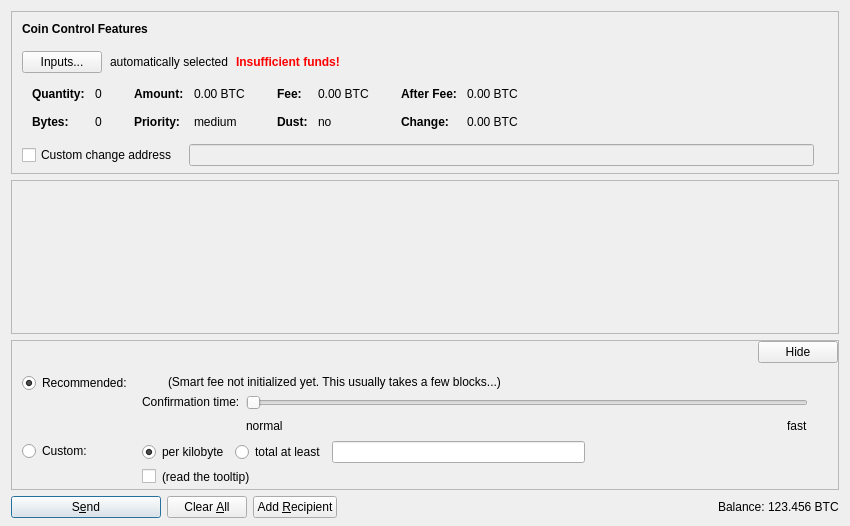
Before: the Qt Designer form src/qt/forms/sendcoinsdialog.ui in AlphaconTeam/AlphaconNetwork, drawn with Qt 5.
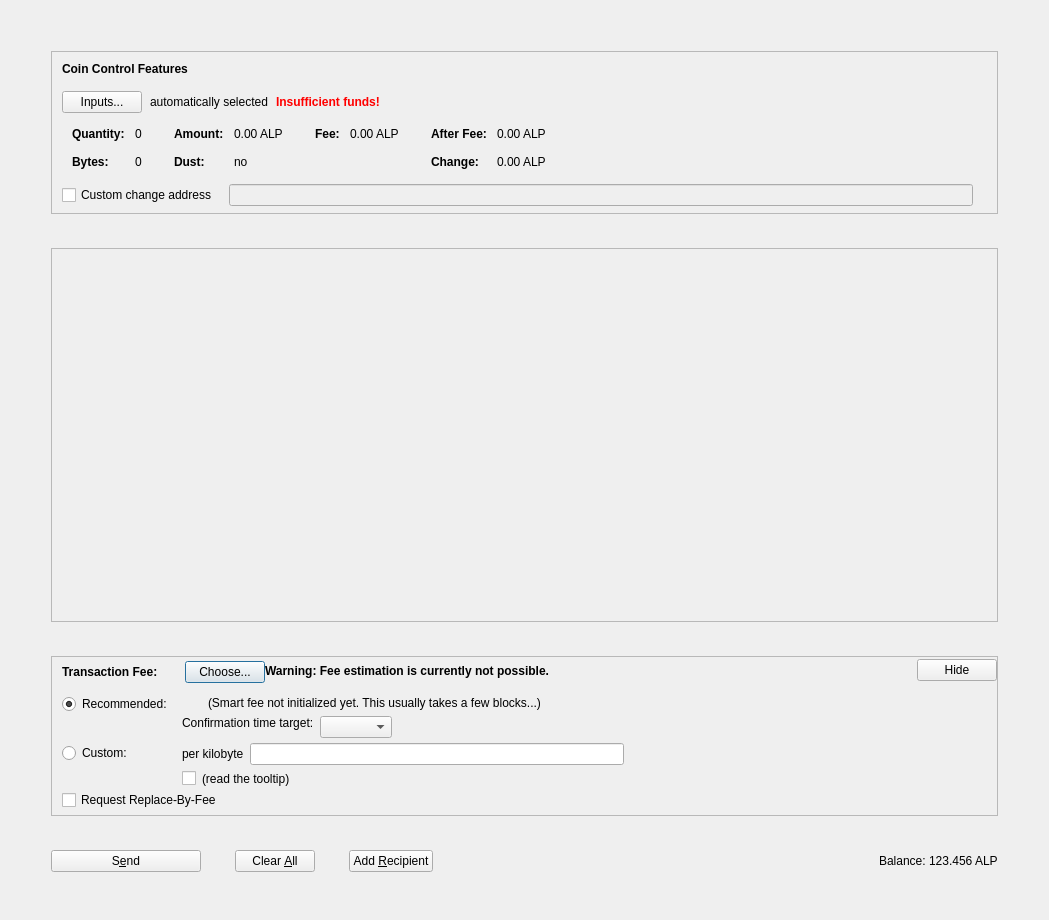
After: the same form once the commit is applied. Icons and pictures are not drawn. Custom widgets are drawn as their Qt base class.

Patch:
```diff
--- a/src/qt/forms/sendcoinsdialog.ui
+++ b/src/qt/forms/sendcoinsdialog.ui
@@ -6,21 +6,38 @@
    <rect>
     <x>0</x>
     <y>0</y>
-    <width>850</width>
-    <height>526</height>
+    <width>1049</width>
+    <height>920</height>
    </rect>
   </property>
   <property name="windowTitle">
    <string>Send Coins</string>
   </property>
-  <layout class="QVBoxLayout" name="verticalLayout" stretch="0,1,0,0">
+  <layout class="QVBoxLayout" name="verticalLayout" stretch="0">
    <property name="bottomMargin">
     <number>8</number>
+   </property>
+   <item>
+    <layout class="QVBoxLayout" name="verticalLayout_3">
+     <property name="spacing">
+      <number>34</number>
+     </property>
+     <property name="leftMargin">
+      <number>40</number>
+     </property>
+     <property name="topMargin">
+      <number>40</number>
+     </property>
+     <property name="rightMargin">
+      <number>40</number>
+     </property>
+     <property name="bottomMargin">
+      <number>40</number>
    </property>
    <item>
     <widget class="QFrame" name="frameCoinControl">
      <property name="sizePolicy">
-      <sizepolicy hsizetype="Expanding" vsizetype="Expanding">
+        <sizepolicy hsizetype="Expanding" vsizetype="Fixed">
        <horstretch>0</horstretch>
        <verstretch>0</verstretch>
       </sizepolicy>
@@ -54,7 +71,7 @@
        <number>6</number>
       </property>
       <item>
-       <layout class="QVBoxLayout" name="verticalLayoutCoinControl" stretch="0,0,0,0,1">
+         <layout class="QVBoxLayout" name="verticalLayoutCoinControl" stretch="0,0,0,0,0">
         <property name="spacing">
          <number>0</number>
         </property>
@@ -324,87 +341,7 @@
                   <enum>Qt::ActionsContextMenu</enum>
                  </property>
                  <property name="text">
-                  <string notr="true">0.00 BTC</string>
-                 </property>
-                 <property name="textInteractionFlags">
-                  <set>Qt::LinksAccessibleByMouse|Qt::TextSelectableByKeyboard|Qt::TextSelectableByMouse</set>
-                 </property>
-                </widget>
-               </item>
-               <item row="1" column="0">
-                <widget class="QLabel" name="labelCoinControlPriorityText">
-                 <property name="font">
-                  <font>
-                   <weight>75</weight>
-                   <bold>true</bold>
-                  </font>
-                 </property>
-                 <property name="text">
-                  <string>Priority:</string>
-                 </property>
-                </widget>
-               </item>
-               <item row="1" column="1">
-                <widget class="QLabel" name="labelCoinControlPriority">
-                 <property name="cursor">
-                  <cursorShape>IBeamCursor</cursorShape>
-                 </property>
-                 <property name="contextMenuPolicy">
-                  <enum>Qt::ActionsContextMenu</enum>
-                 </property>
-                 <property name="text">
-                  <string notr="true">medium</string>
-                 </property>
-                 <property name="textInteractionFlags">
-                  <set>Qt::LinksAccessibleByMouse|Qt::TextSelectableByKeyboard|Qt::TextSelectableByMouse</set>
-                 </property>
-                </widget>
-               </item>
-              </layout>
-             </item>
-             <item>
-              <layout class="QFormLayout" name="formLayoutCoinControl3">
-               <property name="horizontalSpacing">
-                <number>10</number>
-               </property>
-               <property name="verticalSpacing">
-                <number>14</number>
-               </property>
-               <property name="leftMargin">
-                <number>6</number>
-               </property>
-               <property name="topMargin">
-                <number>4</number>
-               </property>
-               <property name="rightMargin">
-                <number>6</number>
-               </property>
-               <item row="0" column="0">
-                <widget class="QLabel" name="labelCoinControlFeeText">
-                 <property name="font">
-                  <font>
-                   <weight>75</weight>
-                   <bold>true</bold>
-                  </font>
-                 </property>
-                 <property name="text">
-                  <string>Fee:</string>
-                 </property>
-                 <property name="margin">
-                  <number>0</number>
-                 </property>
-                </widget>
-               </item>
-               <item row="0" column="1">
-                <widget class="QLabel" name="labelCoinControlFee">
-                 <property name="cursor">
-                  <cursorShape>IBeamCursor</cursorShape>
-                 </property>
-                 <property name="contextMenuPolicy">
-                  <enum>Qt::ActionsContextMenu</enum>
-                 </property>
-                 <property name="text">
-                  <string notr="true">0.00 BTC</string>
+                    <string notr="true">0.00 ALP</string>
                  </property>
                  <property name="textInteractionFlags">
                   <set>Qt::LinksAccessibleByMouse|Qt::TextSelectableByKeyboard|Qt::TextSelectableByMouse</set>
@@ -442,6 +379,57 @@
                </item>
               </layout>
              </item>
+               <item>
+                <layout class="QFormLayout" name="formLayoutCoinControl3">
+                 <property name="horizontalSpacing">
+                  <number>10</number>
+                 </property>
+                 <property name="verticalSpacing">
+                  <number>14</number>
+                 </property>
+                 <property name="leftMargin">
+                  <number>6</number>
+                 </property>
+                 <property name="topMargin">
+                  <number>4</number>
+                 </property>
+                 <property name="rightMargin">
+                  <number>6</number>
+                 </property>
+                 <item row="0" column="0">
+                  <widget class="QLabel" name="labelCoinControlFeeText">
+                   <property name="font">
+                    <font>
+                     <weight>75</weight>
+                     <bold>true</bold>
+                    </font>
+                   </property>
+                   <property name="text">
+                    <string>Fee:</string>
+                   </property>
+                   <property name="margin">
+                    <number>0</number>
+                   </property>
+                  </widget>
+                 </item>
+                 <item row="0" column="1">
+                  <widget class="QLabel" name="labelCoinControlFee">
+                   <property name="cursor">
+                    <cursorShape>IBeamCursor</cursorShape>
+                   </property>
+                   <property name="contextMenuPolicy">
+                    <enum>Qt::ActionsContextMenu</enum>
+                   </property>
+                   <property name="text">
+                    <string notr="true">0.00 ALP</string>
+                   </property>
+                   <property name="textInteractionFlags">
+                    <set>Qt::LinksAccessibleByMouse|Qt::TextSelectableByKeyboard|Qt::TextSelectableByMouse</set>
+                   </property>
+                  </widget>
+                 </item>
+                </layout>
+               </item>
              <item>
               <layout class="QFormLayout" name="formLayoutCoinControl4">
                <property name="horizontalSpacing">
@@ -484,7 +472,7 @@
                   <enum>Qt::ActionsContextMenu</enum>
                  </property>
                  <property name="text">
-                  <string notr="true">0.00 BTC</string>
+                    <string notr="true">0.00 ALP</string>
                  </property>
                  <property name="textInteractionFlags">
                   <set>Qt::LinksAccessibleByMouse|Qt::TextSelectableByKeyboard|Qt::TextSelectableByMouse</set>
@@ -513,7 +501,7 @@
                   <enum>Qt::ActionsContextMenu</enum>
                  </property>
                  <property name="text">
-                  <string notr="true">0.00 BTC</string>
+                    <string notr="true">0.00 ALP</string>
                  </property>
                  <property name="textInteractionFlags">
                   <set>Qt::LinksAccessibleByMouse|Qt::TextSelectableByKeyboard|Qt::TextSelectableByMouse</set>
@@ -616,11 +604,11 @@
        <rect>
         <x>0</x>
         <y>0</y>
-        <width>830</width>
-        <height>104</height>
-       </rect>
-      </property>
-      <layout class="QVBoxLayout" name="verticalLayout_2" stretch="0,1">
+          <width>943</width>
+          <height>263</height>
+         </rect>
+        </property>
+        <layout class="QVBoxLayout" name="verticalLayout_2" stretch="0,0">
        <property name="leftMargin">
         <number>0</number>
        </property>
@@ -648,7 +636,7 @@
          <property name="sizeHint" stdset="0">
           <size>
            <width>20</width>
-           <height>40</height>
+             <height>1000</height>
           </size>
          </property>
         </spacer>
@@ -660,7 +648,7 @@
    <item>
     <widget class="QFrame" name="frameFee">
      <property name="sizePolicy">
-      <sizepolicy hsizetype="Expanding" vsizetype="Expanding">
+        <sizepolicy hsizetype="Expanding" vsizetype="Fixed">
        <horstretch>0</horstretch>
        <verstretch>0</verstretch>
       </sizepolicy>
@@ -730,6 +718,49 @@
               </property>
              </spacer>
             </item>
+              <item>
+               <layout class="QHBoxLayout" name="horizontalLayoutSmartFee">
+                <property name="spacing">
+                 <number>10</number>
+                </property>
+                <item>
+                 <widget class="QLabel" name="labelFeeHeadline">
+                  <property name="sizePolicy">
+                   <sizepolicy hsizetype="Preferred" vsizetype="Maximum">
+                    <horstretch>0</horstretch>
+                    <verstretch>0</verstretch>
+                   </sizepolicy>
+                  </property>
+                  <property name="font">
+                   <font>
+                    <weight>75</weight>
+                    <bold>true</bold>
+                   </font>
+                  </property>
+                  <property name="styleSheet">
+                   <string notr="true">font-weight:bold;</string>
+                  </property>
+                  <property name="text">
+                   <string>Transaction Fee:</string>
+                  </property>
+                 </widget>
+                </item>
+                <item>
+                 <widget class="QLabel" name="labelFeeMinimized">
+                  <property name="text">
+                   <string/>
+                  </property>
+                 </widget>
+                </item>
+                <item>
+                 <widget class="QPushButton" name="buttonChooseFee">
+                  <property name="text">
+                   <string>Choose...</string>
+                  </property>
+                 </widget>
+                </item>
+               </layout>
+              </item>
             <item>
              <spacer name="verticalSpacer_5">
               <property name="orientation">
@@ -745,11 +776,33 @@
             </item>
            </layout>
           </item>
+            <item>
+             <widget class="QLabel" name="fallbackFeeWarningLabel">
+              <property name="font">
+               <font>
+                <weight>75</weight>
+                <bold>true</bold>
+               </font>
+              </property>
+              <property name="toolTip">
+               <string>Using the fallbackfee can result in sending a transaction that will take several hours or days (or never) to confirm. Consider choosing your fee manually or wait until you have validated the complete chain.</string>
+              </property>
+              <property name="text">
+               <string>Warning: Fee estimation is currently not possible.</string>
+              </property>
+              <property name="wordWrap">
+               <bool>false</bool>
+              </property>
+             </widget>
+            </item>
           <item>
            <spacer name="horizontalSpacer_4">
             <property name="orientation">
              <enum>Qt::Horizontal</enum>
             </property>
+              <property name="sizeType">
+               <enum>QSizePolicy::MinimumExpanding</enum>
+              </property>
             <property name="sizeHint" stdset="0">
              <size>
               <width>40</width>
@@ -810,36 +863,17 @@
                <item>
                 <layout class="QHBoxLayout" name="horizontalLayoutFee13">
                  <item>
-                  <widget class="QRadioButton" name="radioCustomPerKilobyte">
+                    <widget class="QLabel" name="labelCustomPerKilobyte">
                    <property name="toolTip">
                     <string>If the custom fee is set to 1000 satoshis and the transaction is only 250 bytes, then &quot;per kilobyte&quot; only pays 250 satoshis in fee, while &quot;total at least&quot; pays 1000 satoshis. For transactions bigger than a kilobyte both pay by kilobyte.</string>
                    </property>
                    <property name="text">
                     <string>per kilobyte</string>
                    </property>
-                   <property name="checked">
-                    <bool>true</bool>
-                   </property>
-                   <attribute name="buttonGroup">
-                    <string notr="true">groupCustomFee</string>
-                   </attribute>
                   </widget>
                  </item>
                  <item>
-                  <widget class="QRadioButton" name="radioCustomAtLeast">
-                   <property name="toolTip">
-                    <string>If the custom fee is set to 1000 satoshis and the transaction is only 250 bytes, then &quot;per kilobyte&quot; only pays 250 satoshis in fee, while &quot;total at least&quot; pays 1000 satoshis. For transactions bigger than a kilobyte both pay by kilobyte.</string>
-                   </property>
-                   <property name="text">
-                    <string>total at least</string>
-                   </property>
-                   <attribute name="buttonGroup">
-                    <string notr="true">groupCustomFee</string>
-                   </attribute>
-                  </widget>
-                 </item>
-                 <item>
-                  <widget class="BitcoinAmountField" name="customFee"/>
+                    <widget class="AlphaconAmountField" name="customFee"/>
                  </item>
                  <item>
                   <spacer name="horizontalSpacer_6">
@@ -861,7 +895,7 @@
                  <item>
                   <widget class="QCheckBox" name="checkBoxMinimumFee">
                    <property name="toolTip">
-                    <string>Paying only the minimum fee is just fine as long as there is less transaction volume than space in the blocks. But be aware that this can end up in a never confirming transaction once there is more demand for bitcoin transactions than the network can process.</string>
+                      <string>Paying only the minimum fee is just fine as long as there is less transaction volume than space in the blocks. But be aware that this can end up in a never confirming transaction once there is more demand for alphacon transactions than the network can process.</string>
                    </property>
                    <property name="text">
                     <string/>
@@ -874,7 +908,7 @@
                     <bool>true</bool>
                    </property>
                    <property name="toolTip">
-                    <string>Paying only the minimum fee is just fine as long as there is less transaction volume than space in the blocks. But be aware that this can end up in a never confirming transaction once there is more demand for bitcoin transactions than the network can process.</string>
+                      <string>Paying only the minimum fee is just fine as long as there is less transaction volume than space in the blocks. But be aware that this can end up in a never confirming transaction once there is more demand for alphacon transactions than the network can process.</string>
                    </property>
                    <property name="text">
                     <string>(read the tooltip)</string>
@@ -1017,7 +1051,7 @@
                    <item>
                     <widget class="QLabel" name="labelSmartFee3">
                      <property name="text">
-                      <string>Confirmation time:</string>
+                        <string>Confirmation time target:</string>
                      </property>
                      <property name="margin">
                       <number>2</number>
@@ -1045,44 +1079,15 @@
                     <number>30</number>
                    </property>
                    <item>
-                    <widget class="QSlider" name="sliderSmartFee">
-                     <property name="minimum">
+                      <layout class="QHBoxLayout" name="horizontalLayoutConfTarget">
+                       <property name="bottomMargin">
                       <number>0</number>
                      </property>
-                     <property name="maximum">
-                      <number>24</number>
-                     </property>
-                     <property name="pageStep">
-                      <number>1</number>
-                     </property>
-                     <property name="value">
-                      <number>0</number>
-                     </property>
-                     <property name="orientation">
-                      <enum>Qt::Horizontal</enum>
-                     </property>
-                     <property name="invertedAppearance">
-                      <bool>false</bool>
-                     </property>
-                     <property name="invertedControls">
-                      <bool>false</bool>
-                     </property>
-                     <property name="tickPosition">
-                      <enum>QSlider::NoTicks</enum>
-                     </property>
-                    </widget>
-                   </item>
                    <item>
-                    <layout class="QHBoxLayout" name="horizontalLayoutFee10">
-                     <item>
-                      <widget class="QLabel" name="labelSmartFeeNormal">
-                       <property name="text">
-                        <string>normal</string>
-                       </property>
-                      </widget>
+                        <widget class="QComboBox" name="confTargetSelector"/>
                      </item>
                      <item>
-                      <spacer name="horizontalSpacer_3">
+                        <spacer name="horizontalSpacerConfTarget">
                        <property name="orientation">
                         <enum>Qt::Horizontal</enum>
                        </property>
@@ -1094,13 +1099,6 @@
                        </property>
                       </spacer>
                      </item>
-                     <item>
-                      <widget class="QLabel" name="labelSmartFeeFast">
-                       <property name="text">
-                        <string>fast</string>
-                       </property>
-                      </widget>
-                     </item>
                     </layout>
                    </item>
                   </layout>
@@ -1124,6 +1122,16 @@
              </item>
             </layout>
            </item>
+             <item>
+              <widget class="QCheckBox" name="optInRBF">
+               <property name="toolTip">
+                <string>Indicates that the sender may wish to replace this transaction with a new one paying higher fees (prior to being confirmed).</string>
+               </property>
+               <property name="text">
+                <string>Request Replace-By-Fee</string>
+               </property>
+              </widget>
+             </item>
           </layout>
          </widget>
         </item>
@@ -1134,8 +1142,8 @@
           </property>
           <property name="sizeHint" stdset="0">
            <size>
-            <width>800</width>
-            <height>1</height>
+              <width>40</width>
+              <height>5</height>
            </size>
           </property>
          </spacer>
@@ -1162,14 +1170,14 @@
         <string>S&amp;end</string>
        </property>
        <property name="icon">
-        <iconset resource="../bitcoin.qrc">
+          <iconset resource="../alphacon.qrc">
          <normaloff>:/icons/send</normaloff>:/icons/send</iconset>
        </property>
        <property name="autoDefault">
         <bool>false</bool>
        </property>
        <property name="default">
-        <bool>true</bool>
+          <bool>false</bool>
        </property>
       </widget>
      </item>
@@ -1188,7 +1196,7 @@
         <string>Clear &amp;All</string>
        </property>
        <property name="icon">
-        <iconset resource="../bitcoin.qrc">
+          <iconset resource="../alphacon.qrc">
          <normaloff>:/icons/remove</normaloff>:/icons/remove</iconset>
        </property>
        <property name="autoDefault">
@@ -1205,7 +1213,7 @@
         <string>Add &amp;Recipient</string>
        </property>
        <property name="icon">
-        <iconset resource="../bitcoin.qrc">
+          <iconset resource="../alphacon.qrc">
          <normaloff>:/icons/add</normaloff>:/icons/add</iconset>
        </property>
        <property name="autoDefault">
@@ -1256,12 +1264,14 @@
           <cursorShape>IBeamCursor</cursorShape>
          </property>
          <property name="text">
-          <string notr="true">123.456 BTC</string>
+            <string notr="true">123.456 ALP</string>
          </property>
          <property name="textInteractionFlags">
           <set>Qt::LinksAccessibleByMouse|Qt::TextSelectableByKeyboard|Qt::TextSelectableByMouse</set>
          </property>
         </widget>
+         </item>
+        </layout>
        </item>
       </layout>
      </item>
@@ -1276,18 +1286,17 @@
    <header>qvalidatedlineedit.h</header>
   </customwidget>
   <customwidget>
-   <class>BitcoinAmountField</class>
+   <class>AlphaconAmountField</class>
    <extends>QLineEdit</extends>
-   <header>bitcoinamountfield.h</header>
+   <header>alphaconamountfield.h</header>
    <container>1</container>
   </customwidget>
  </customwidgets>
  <resources>
-  <include location="../bitcoin.qrc"/>
+  <include location="../alphacon.qrc"/>
  </resources>
  <connections/>
  <buttongroups>
   <buttongroup name="groupFee"/>
-  <buttongroup name="groupCustomFee"/>
  </buttongroups>
 </ui>
```
Lines whose indentation alone changed are shown as unchanged.
